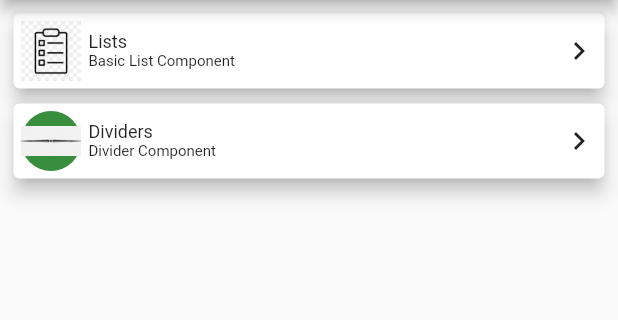
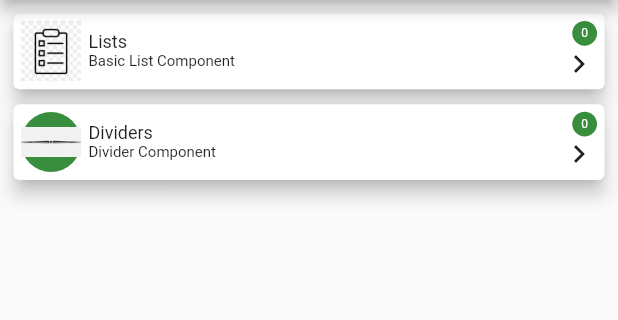
Before and after one commit to gurkay/my_widget_libs, a Flutter app: the screen it shows after launch, after a tap on the "navigate next" icon, on a phone screen of 412 x 824 dp, the part 84-404 px from its top. Run offline on Flutter 3.47's test engine with Material 2 defaults, Android fonts, the light colour scheme and no system bars; our stand-ins replace google_fonts; missing offline and left inert: dart:ffi; statements that could not run were skipped.

Commit message:
new codes

```diff
--- a/lib/classes/mixin_list.dart
+++ b/lib/classes/mixin_list.dart
@@ -2,14 +2,21 @@ import 'dart:ffi';
 
 import 'package:flutter/material.dart';
 import 'package:google_fonts/google_fonts.dart';
+import 'package:provider/provider.dart';
+
+import '../controllers/base_initial_data.dart';
 import '../models/model_component.dart';
 
 mixin MixinList {
   ListView getMixinList(
-      BuildContext context, List<ModelComponent> modelComponent) {
+    BuildContext context,
+    List<ModelComponent> modelComponent,
+    List<int> numberClickList,
+  ) {
+    final _state = Provider.of<BaseInitialData>(context);
     return ListView.builder(
       scrollDirection: Axis.vertical,
-      padding: EdgeInsets.all(4.0),
+      padding: const EdgeInsets.all(4.0),
       itemCount: modelComponent.length,
       itemBuilder: (BuildContext context, index) {
         return SafeArea(
@@ -18,6 +25,7 @@ mixin MixinList {
             elevation: 5.0,
             child: GestureDetector(
               onTap: () {
+                _state.setNumberClickList(index);
                 print(modelComponent[index].routeName);
               },
               child: Column(
@@ -32,7 +40,7 @@ mixin MixinList {
                         CircleAvatar(
                           child: Image.asset(modelComponent[index].imagePath),
                         ),
-                        SizedBox(
+                        const SizedBox(
                           width: 5.0,
                         ),
                         Column(
@@ -53,14 +61,32 @@ mixin MixinList {
                           ],
                         ),
                         Expanded(
-                          child: GestureDetector(
-                            onTap: () {
-                              print(modelComponent[index].routeName);
-                            },
-                            child: Container(
-                              alignment: Alignment.centerRight,
-                              child: Icon(Icons.navigate_next),
-                            ),
+                          child: Wrap(
+                            children: [
+                              Container(
+                                alignment: Alignment.topRight,
+                                child: CircleAvatar(
+                                  radius: MediaQuery.of(context).size.height *
+                                      0.010,
+                                  child: Text(
+                                    '${numberClickList[index]}',
+                                    style: GoogleFonts.roboto(
+                                      fontSize: 8,
+                                    ),
+                                  ),
+                                ),
+                              ),
+                              GestureDetector(
+                                onTap: () {
+                                  _state.setNumberClickList(index);
+                                  print(modelComponent[index].routeName);
+                                },
+                                child: Container(
+                                  alignment: Alignment.bottomRight,
+                                  child: const Icon(Icons.navigate_next),
+                                ),
+                              ),
+                            ],
                           ),
                         ),
                       ],
--- a/lib/controllers/base_initial_data.dart
+++ b/lib/controllers/base_initial_data.dart
@@ -3,8 +3,8 @@ import '../base/base.dart';
 import '../data/data_model_component.dart';
 
 class BaseInitialData extends Base {
-  late int _numberClickList;
-  int get getNumberClickList => _numberClickList;
+  late List<int> _numberClickList;
+  List<int> get getNumberClickList => _numberClickList;
 
   late List<ModelComponent> _modelComponent;
   List<ModelComponent> get getModelComponent => _modelComponent;
@@ -12,7 +12,7 @@ class BaseInitialData extends Base {
   void load() {
     setQhasdata(false);
     try {
-      _numberClickList = 0;
+      _numberClickList = [0, 0];
       setModelComponent(modelComponent);
       setQhasdata(true);
     } catch (e) {
@@ -21,10 +21,19 @@ class BaseInitialData extends Base {
     }
   }
 
-  void setNumberClickList() {
+  void setNumberClickList(int value) {
     setNhasdata(false);
     try {
-      _numberClickList += _numberClickList;
+      switch (value) {
+        case 0:
+          _numberClickList[value] = _numberClickList[value] + 1;
+          break;
+        case 1:
+          _numberClickList[value] = _numberClickList[value] + 1;
+          break;
+        default:
+      }
+
       setNhasdata(true);
     } catch (e) {
       print('error::: ${e.toString()}');
--- a/lib/widgets/screen_home_page_body.dart
+++ b/lib/widgets/screen_home_page_body.dart
@@ -1,14 +1,16 @@
 import 'package:flutter/material.dart';
-import 'package:my_widget_libs/controllers/base_initial_data.dart';
 import 'package:provider/provider.dart';
+
 import '../classes/mixin_list.dart';
+import '../controllers/base_initial_data.dart';
 
 class ScreenHomePageBody extends StatelessWidget with MixinList {
   @override
   Widget build(BuildContext context) {
     final _state = Provider.of<BaseInitialData>(context);
     return Container(
-      child: getMixinList(context, _state.getModelComponent),
+      child: getMixinList(
+          context, _state.getModelComponent, _state.getNumberClickList),
     );
   }
 }
```
